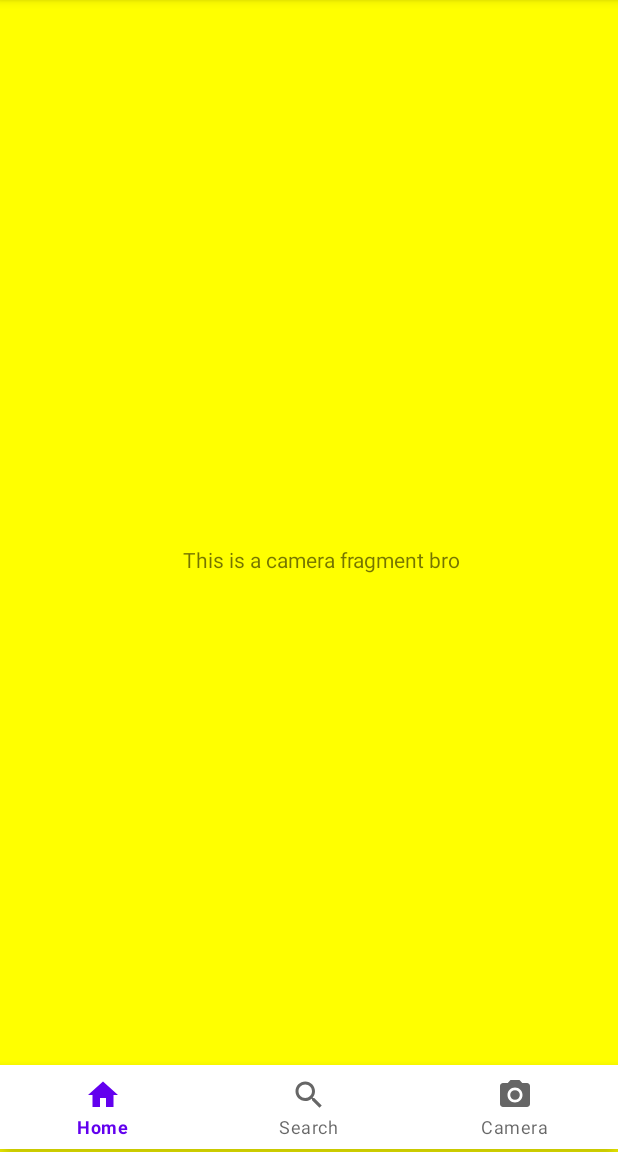
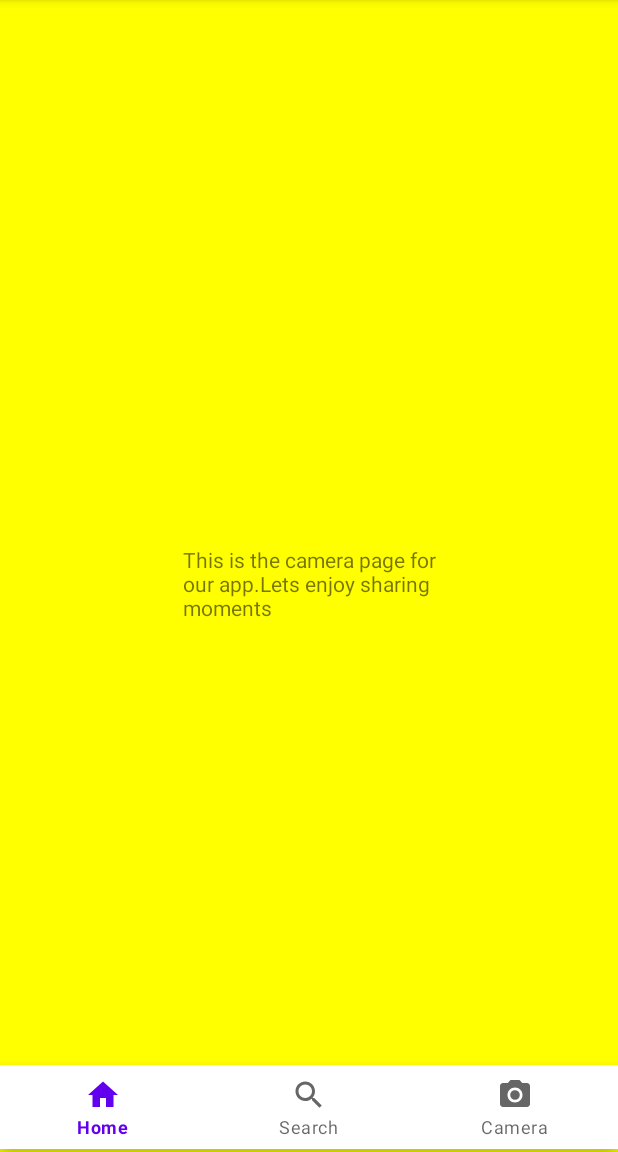
Before and after one commit to colwam/Colwam-gram, an Android app: the CameraFragment screen opened through its navigation route, on a phone screen of 412 x 824 dp, the part 84-1236 px from its top. Run offline under Robolectric (Android 15) with nearby library versions, the phone set to English and light mode, and no system bars.

Commit message:
added string resources

```diff
--- a/app/src/main/res/layout/fragment_camera.xml
+++ b/app/src/main/res/layout/fragment_camera.xml
@@ -20,5 +20,5 @@
         android:layout_marginTop="363dp"
         android:layout_marginEnd="102dp"
         android:layout_marginBottom="349dp"
-        android:text="This is a camera fragment bro" />
+        android:text="@string/camera" />
 </RelativeLayout>
--- a/app/src/main/res/layout/fragment_home.xml
+++ b/app/src/main/res/layout/fragment_home.xml
@@ -12,6 +12,6 @@
         android:layout_width="wrap_content"
         android:layout_height="wrap_content"
         android:textColor="@color/white"
-        android:text="Home Page fo Colwam"/>
+        android:text="@string/home"/>
 
 </LinearLayout>
--- a/app/src/main/res/layout/fragment_search.xml
+++ b/app/src/main/res/layout/fragment_search.xml
@@ -11,7 +11,7 @@
     <TextView
         android:layout_width="wrap_content"
         android:layout_height="wrap_content"
-        android:text="This is Colwam Search Fragment"/>
+        android:text="@string/search"/>
 
 
 
--- a/app/src/main/res/values/strings.xml
+++ b/app/src/main/res/values/strings.xml
@@ -2,4 +2,7 @@
     <string name="app_name">Colwam-gram</string>
     <!-- TODO: Remove or change this placeholder text -->
     <string name="hello_blank_fragment">Hello blank fragment</string>
+    <string name="home">This is the Home page for our app</string>
+    <string name="search">This is the search page for our app</string>
+    <string name="camera">This is the camera page for our app.Lets enjoy sharing moments</string>
 </resources>
```
